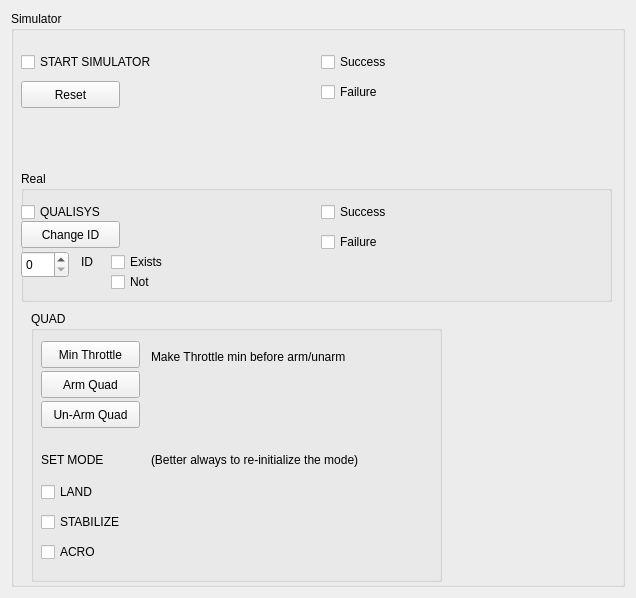
roussePaul/quadcoptersSML, file gui/src/gui/saver_mavros.ui: the form before one commit.
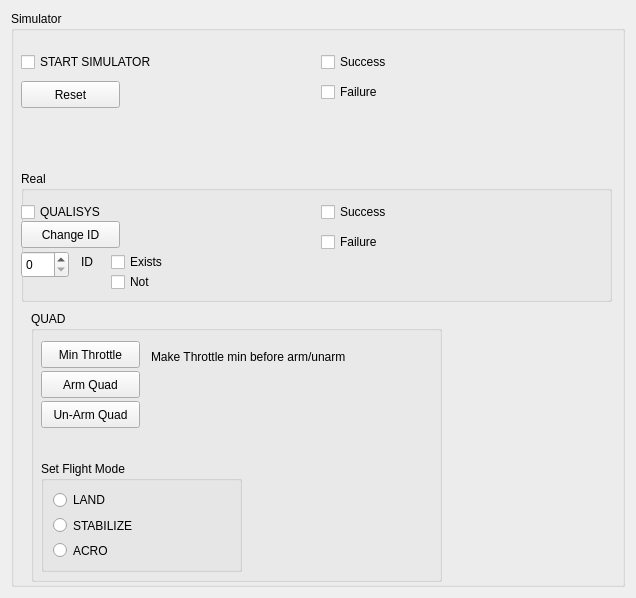
The form after the commit.

Commit message: Replace tick boxes for flight mode selection by radio buttons

What changed in the file:
```diff
--- a/gui/src/gui/saver_mavros.ui
+++ b/gui/src/gui/saver_mavros.ui
@@ -226,19 +226,6 @@
         <string>Un-Arm Quad</string>
        </property>
       </widget>
-      <widget class="QLabel" name="label_2">
-       <property name="geometry">
-        <rect>
-         <x>10</x>
-         <y>140</y>
-         <width>101</width>
-         <height>17</height>
-        </rect>
-       </property>
-       <property name="text">
-        <string>SET MODE</string>
-       </property>
-      </widget>
       <widget class="QLabel" name="label_3">
        <property name="geometry">
         <rect>
@@ -265,57 +252,41 @@
         <string>Min Throttle</string>
        </property>
       </widget>
-      <widget class="QCheckBox" name="MODE_LAND">
+      <widget class="QGroupBox" name="ModeGroup">
        <property name="geometry">
         <rect>
          <x>10</x>
-         <y>170</y>
-         <width>97</width>
-         <height>22</height>
+         <y>150</y>
+         <width>201</width>
+         <height>111</height>
         </rect>
        </property>
+       <property name="title">
+        <string>Set Flight Mode</string>
+       </property>
+       <layout class="QVBoxLayout" name="verticalLayout">
+        <item>
+         <widget class="QRadioButton" name="ModeLAND">
        <property name="text">
         <string>LAND</string>
        </property>
       </widget>
-      <widget class="QCheckBox" name="MODE_STABILIZE">
-       <property name="geometry">
-        <rect>
-         <x>10</x>
-         <y>200</y>
-         <width>97</width>
-         <height>22</height>
-        </rect>
-       </property>
+        </item>
+        <item>
+         <widget class="QRadioButton" name="ModeSTABILIZE">
        <property name="text">
         <string>STABILIZE</string>
        </property>
       </widget>
-      <widget class="QCheckBox" name="MODE_ACRO">
-       <property name="geometry">
-        <rect>
-         <x>10</x>
-         <y>230</y>
-         <width>97</width>
-         <height>22</height>
-        </rect>
-       </property>
+        </item>
+        <item>
+         <widget class="QRadioButton" name="ModeACRO">
        <property name="text">
         <string>ACRO</string>
        </property>
       </widget>
-      <widget class="QLabel" name="label_4">
-       <property name="geometry">
-        <rect>
-         <x>120</x>
-         <y>140</y>
-         <width>281</width>
-         <height>17</height>
-        </rect>
-       </property>
-       <property name="text">
-        <string>(Better always to re-initialize the mode)</string>
-       </property>
+        </item>
+       </layout>
       </widget>
      </widget>
     </widget>
```
Lines whose indentation alone changed are shown as unchanged. The commit also changes 1 other file.
